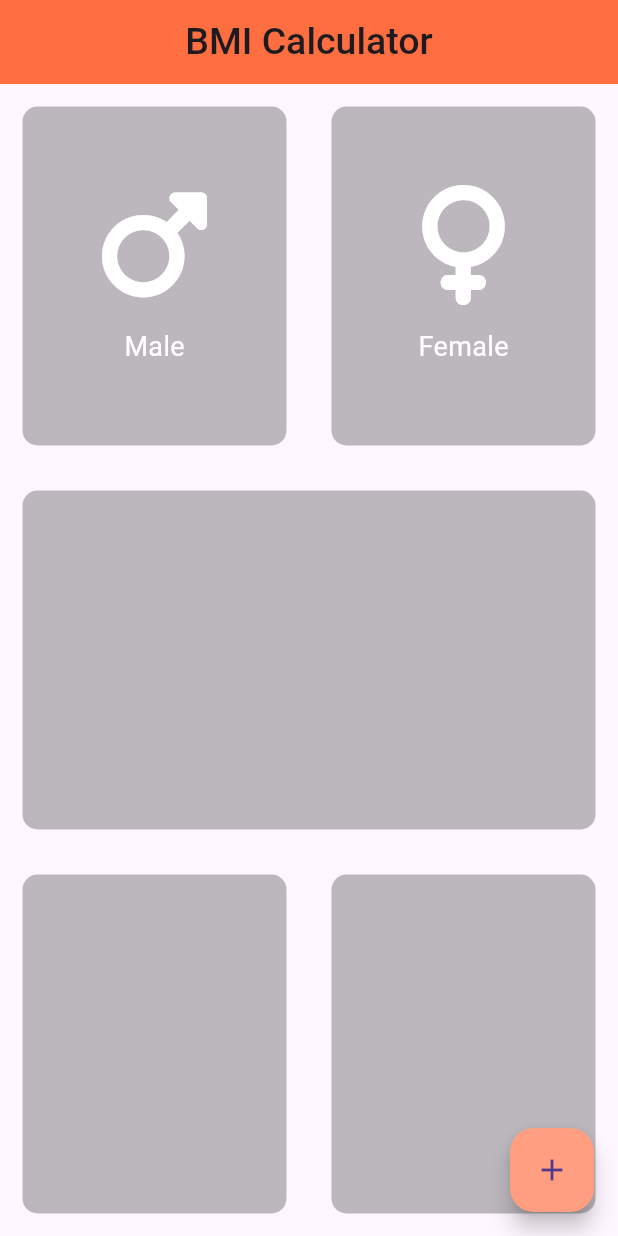
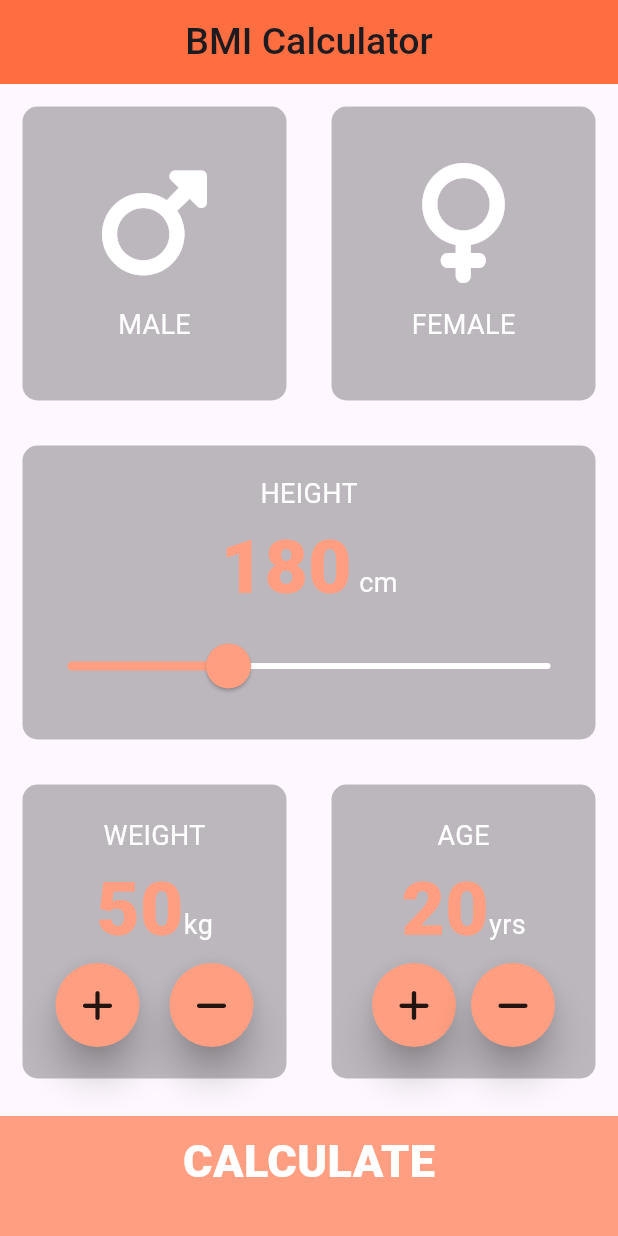
Before and after one commit to MineHope16/Flutter-Dev-BMI-Calculator, a Flutter app: the screen it shows after launch, on a phone screen of 412 x 824 dp. Run offline on Flutter 3.47's test engine with Material 3 defaults, Android fonts, the phone set to English and light mode, and no system bars; our stand-ins replace font_awesome_flutter.

Commit message:
completed funtionalities

```diff
--- /dev/null
+++ b/lib/calculator_brain.dart
@@ -0,0 +1,38 @@
+import 'dart:math';
+
+class CalculatorBrain {
+  late final int height;
+  late final int weight;
+  double _bmi = 0;
+
+  CalculatorBrain({required this.weight, required this.height});
+
+  String getBMI(){
+    _bmi = weight / pow(height/100, 2);
+    return _bmi.toStringAsFixed(1);
+  }
+
+  String getResult() {
+    if (_bmi >= 25){
+      return "OVERWEIGHT";
+    } else if (_bmi > 18.5) {
+      return "NORMAL";
+    } else {
+      return "UNDERWEIGHT";
+    }
+  }
+
+  String getSuggestion() {
+    if (_bmi >= 25){
+      return "You have a higher than a normal body weight. Try to exercise more.";
+    } else if (_bmi > 18.5) {
+      return "you have a normal body weight. Good Job!!!.";
+    } else {
+      return "You have a lower than a normal body weight. You can eat a bit more.";
+    }
+  }
+
+
+
+
+}
--- /dev/null
+++ b/lib/components/bottom_button.dart
@@ -0,0 +1,33 @@
+import 'package:flutter/material.dart';
+import 'constan.dart';
+class BottomButtonBar extends StatelessWidget {
+
+  final String title;
+  final VoidCallback onTap;
+
+  BottomButtonBar({required this.title, required this.onTap});
+
+  @override
+  Widget build(BuildContext context) {
+    return GestureDetector(
+      onTap: onTap,
+      child: Container(
+        color: kactiveCardColor,
+        margin: EdgeInsets.only(top: 10,),
+        padding: EdgeInsets.only(bottom: 20,),
+        width: double.infinity,
+        height: 80,
+        child: Center(
+          child: Text(
+            title,
+            style: TextStyle(
+              fontSize: 30,
+              fontWeight: FontWeight.w800,
+              color: Colors.white,
+            ),
+          ),
+        ),
+      ),
+    );
+  }
+}
--- /dev/null
+++ b/lib/components/constan.dart
@@ -0,0 +1,36 @@
+import 'package:flutter/material.dart';
+
+const Color kinactiveCardColor = Colors.black26;
+final Color kactiveCardColor = Colors.deepOrangeAccent.shade100;
+const TextStyle klableTextStyle = TextStyle(fontSize: 18, color: Colors.white);
+final TextStyle kHWStyle = TextStyle(
+  fontSize: 50,
+  fontWeight: FontWeight.w900,
+  color: kactiveCardColor,
+);
+const TextStyle kHeadResult = TextStyle(
+  fontSize: 50,
+  fontWeight: FontWeight.bold,
+);
+
+final TextStyle kresultStyle = TextStyle(
+  fontSize: 25,
+  fontWeight: FontWeight.bold,
+  color: Colors.green[800],
+);
+
+final TextStyle kresultDescStyle = TextStyle(
+  fontSize: 21,
+  fontWeight: FontWeight.bold,
+  color: kactiveCardColor,
+);
+
+final TextStyle kresultDescStyleN = TextStyle(
+    fontSize: 21,
+    fontWeight: FontWeight.bold,
+    color: Colors.black54
+);
+const TextStyle kBMIresult = TextStyle(
+  fontSize: 100,
+  fontWeight: FontWeight.bold,
+);
--- a/lib/icon_content.dart
+++ b/lib/components/icon_content.dart
@@ -1,4 +1,5 @@
 import 'package:flutter/material.dart';
+import 'constan.dart';
 
 class GenderCard extends StatelessWidget {
   late final IconData iconData;
@@ -20,7 +21,7 @@ class GenderCard extends StatelessWidget {
         SizedBox(height: 15),
         Text(
           label,
-          style: TextStyle(fontSize: 18, color: Colors.white),
+          style: klableTextStyle,
         ),
       ],
     );
--- a/lib/input_page.dart
+++ /dev/null
@@ -1,112 +0,0 @@
-import 'package:flutter/material.dart';
-import 'package:font_awesome_flutter/font_awesome_flutter.dart';
-import 'icon_content.dart';
-import 'reusable_card.dart';
-
-const Color inactiveCardColor = Colors.black26;
-final Color activeCardColor = Colors.deepOrangeAccent.shade100;
-
-enum Gender {
-  male,
-  female,
-}
-
-
-class InputPage extends StatefulWidget {
-  const InputPage({super.key});
-
-  @override
-  State<InputPage> createState() => _InputPageState();
-}
-
-class _InputPageState extends State<InputPage> {
-
-  Gender? selectedGender;
-
-  @override
-  Widget build(BuildContext context) {
-    return Scaffold(
-      appBar: AppBar(
-        title: Center(
-          child: Text(
-            "BMI Calculator",
-            style: TextStyle(fontSize: 25, fontWeight: FontWeight.w500),
-          ),
-        ),
-      ),
-
-      body: Column(
-        children: [
-          Expanded(
-            child: Row(
-              children: [
-                Expanded(
-                  child: GestureDetector(
-                    onTap: (){
-                      setState(() {
-                        selectedGender = Gender.male;
-                      });
-                    },
-                    onDoubleTap: (){
-                      setState(() {
-                        selectedGender = null;
-                      });
-                    },
-                    child: ReusableContainer(
-                      colour: selectedGender == Gender.male ? activeCardColor : inactiveCardColor,
-                      cardChild: GenderCard(
-                        iconData: FontAwesomeIcons.mars,
-                        label: "Male",
-                      ),
-                    ),
-                  ),
-                ),
-                Expanded(
-                  child: GestureDetector(
-                    onTap: (){
-                      setState(() {
-                        selectedGender = Gender.female;
-                      });
-                    },
-                    onDoubleTap: (){
-                      setState(() {
-                        selectedGender = null;
-                      });
-                    },
-                    child: ReusableContainer(
-                        colour: selectedGender == Gender.female ? activeCardColor : inactiveCardColor,
-                        cardChild: GenderCard(
-                        iconData: FontAwesomeIcons.venus,
-                        label: "Female",
-                      ),
-                    ),
-                  ),
-                ),
-              ],
-            ),
-          ),
-          Expanded(
-            child: ReusableContainer(colour: inactiveCardColor,),
-          ),
-          Expanded(
-            child: Row(
-              children: [
-                Expanded(
-                  child: ReusableContainer(colour: inactiveCardColor,),
-                ),
-                Expanded(
-                  child: ReusableContainer(colour: inactiveCardColor,),
-                ),
-              ],
-            ),
-          ),
-        ],
-      ),
-
-      floatingActionButton: FloatingActionButton(
-        onPressed: () {},
-        child: Icon(Icons.add),
-      ),
-    );
-  }
-}
--- a/lib/main.dart
+++ b/lib/main.dart
@@ -1,6 +1,7 @@
+import 'package:bmi_calculator/screens/results.dart';
 import 'package:flutter/material.dart';
 
-import 'input_page.dart';
+import 'screens/input_page.dart';
 
 void main() => runApp(BMICalculator());
 
@@ -10,13 +11,18 @@ class BMICalculator extends StatelessWidget {
   @override
   Widget build(BuildContext context) {
     return MaterialApp(
+      debugShowCheckedModeBanner: false,
       theme: ThemeData(
         primaryColor: Colors.deepOrangeAccent,
         appBarTheme: AppBarTheme(
           backgroundColor: Colors.deepOrangeAccent,
+
         ),
         floatingActionButtonTheme: FloatingActionButtonThemeData(
           backgroundColor: Colors.deepOrangeAccent[100],
+          shape: RoundedRectangleBorder(
+            borderRadius: BorderRadius.circular(100),
+          ),
         ),
       ),
       home: InputPage(),
--- /dev/null
+++ b/lib/screens/input_page.dart
@@ -0,0 +1,276 @@
+import 'package:bmi_calculator/screens/results.dart';
+import 'package:flutter/material.dart';
+import 'package:font_awesome_flutter/font_awesome_flutter.dart';
+import '../components/bottom_button.dart';
+import '../components/icon_content.dart';
+import '../components/reusable_card.dart';
+import '../components/constan.dart';
+import 'package:bmi_calculator/calculator_brain.dart';
+
+enum Gender { male, female }
+
+class InputPage extends StatefulWidget {
+  const InputPage({super.key});
+
+  @override
+  State<InputPage> createState() => _InputPageState();
+}
+
+class _InputPageState extends State<InputPage> {
+  Gender? selectedGender;
+  int height = 180;
+  int weight = 50;
+  int age = 20;
+
+  @override
+  Widget build(BuildContext context) {
+    return Scaffold(
+      appBar: AppBar(
+        title: Center(
+          child: Text(
+            "BMI Calculator",
+            style: TextStyle(fontSize: 25, fontWeight: FontWeight.w500),
+          ),
+        ),
+      ),
+
+      body: Column(
+        crossAxisAlignment: CrossAxisAlignment.stretch,
+        children: [
+          Expanded(
+            child: Row(
+              children: [
+                Expanded(
+                  child: GestureDetector(
+                    onTap: () {
+                      setState(() {
+                        selectedGender = Gender.male;
+                      });
+                    },
+                    onDoubleTap: () {
+                      setState(() {
+                        selectedGender = null;
+                      });
+                    },
+                    child: ReusableContainer(
+                      colour: selectedGender == Gender.male
+                          ? kactiveCardColor
+                          : kinactiveCardColor,
+                      cardChild: GenderCard(
+                        iconData: FontAwesomeIcons.mars,
+                        label: "MALE",
+                      ),
+                    ),
+                  ),
+                ),
+                Expanded(
+                  child: GestureDetector(
+                    onTap: () {
+                      setState(() {
+                        selectedGender = Gender.female;
+                      });
+                    },
+                    onDoubleTap: () {
+                      setState(() {
+                        selectedGender = null;
+                      });
+                    },
+                    child: ReusableContainer(
+                      colour: selectedGender == Gender.female
+                          ? kactiveCardColor
+                          : kinactiveCardColor,
+                      cardChild: GenderCard(
+                        iconData: FontAwesomeIcons.venus,
+                        label: "FEMALE",
+                      ),
+                    ),
+                  ),
+                ),
+              ],
+            ),
+          ),
+          Expanded(
+            child: ReusableContainer(
+              colour: kinactiveCardColor,
+              cardChild: Column(
+                mainAxisAlignment: MainAxisAlignment.center,
+                children: [
+                  Text("HEIGHT", style: klableTextStyle),
+
+                  Row(
+                    mainAxisAlignment: MainAxisAlignment.center,
+                    crossAxisAlignment: CrossAxisAlignment.baseline,
+                    textBaseline: TextBaseline.alphabetic,
+                    children: [
+                      Text(height.toString(), style: kHWStyle),
+                      Text(" cm", style: klableTextStyle),
+                    ],
+                  ),
+
+                  SliderTheme(
+                    data: SliderThemeData(
+                      thumbShape: RoundSliderThumbShape(enabledThumbRadius: 15),
+                      overlayShape: RoundSliderOverlayShape(overlayRadius: 30),
+                    ),
+                    child: Slider(
+                      value: height.toDouble(),
+                      min: 120.0,
+                      max: 300.0,
+                      activeColor: kactiveCardColor,
+                      inactiveColor: Colors.white,
+                      onChanged: (double newValue) {
+                        setState(() {
+                          height = newValue.round();
+                        });
+                      },
+                    ),
+                  ),
+                ],
+              ),
+            ),
+          ),
+          Expanded(
+            child: Row(
+              children: [
+                Expanded(
+                  child: ReusableContainer(
+                    colour: kinactiveCardColor,
+                    cardChild: Column(
+                      mainAxisAlignment: MainAxisAlignment.center,
+                      children: [
+                        Text("WEIGHT", style: klableTextStyle),
+                        Row(
+                          mainAxisAlignment: MainAxisAlignment.center,
+                          crossAxisAlignment: CrossAxisAlignment.baseline,
+                          textBaseline: TextBaseline.alphabetic,
+                          children: [
+                            Text(weight.toString(), style: kHWStyle),
+                            Text("kg", style: klableTextStyle),
+                          ],
+                        ),
+                        Row(
+                          mainAxisAlignment: MainAxisAlignment.center,
+                          children: [
+                            RoundIconButton(
+                              icon: FontAwesomeIcons.plus,
+                              onPressed: () {
+                                setState(() {
+                                  weight++;
+                                });
+                              },
+                            ),
+                            SizedBox(width: 20),
+                            RoundIconButton(
+                              icon: FontAwesomeIcons.minus,
+                              onPressed: () {
+                                setState(() {
+                                  weight--;
+                                });
+                              },
+                            ),
+                          ],
+                        ),
+                      ],
+                    ),
+                  ),
+                ),
+                Expanded(
+                  child: ReusableContainer(
+                    colour: kinactiveCardColor,
+                    cardChild: Column(
+                      mainAxisAlignment: MainAxisAlignment.center,
+                      children: [
+                        Text("AGE", style: klableTextStyle),
+                        Row(
+                          mainAxisAlignment: MainAxisAlignment.center,
+                          crossAxisAlignment: CrossAxisAlignment.baseline,
+                          textBaseline: TextBaseline.alphabetic,
+                          children: [
+                            Text(age.toString(), style: kHWStyle),
+                            Text('yrs', style: klableTextStyle),
+                          ],
+                        ),
+
+                        Row(
+                          mainAxisAlignment: MainAxisAlignment.center,
+                          children: [
+                            RoundIconButton(
+                              icon: FontAwesomeIcons.plus,
+                              onPressed: () {
+                                setState(() {
+                                  age++;
+                                });
+                              },
+                            ),
+
+                            SizedBox(width: 10),
+
+                            RoundIconButton(
+                              icon: FontAwesomeIcons.minus,
+                              onPressed: () {
+                                setState(() {
+                                  age--;
+                                });
+                              },
+                            ),
+                          ],
+                        ),
+                      ],
+                    ),
+                  ),
+                ),
+              ],
+            ),
+          ),
+          BottomButtonBar(
+            title: "CALCULATE",
+            onTap: () {
+              CalculatorBrain calc = CalculatorBrain(
+                weight: weight,
+                height: height,
+              );
+
+              Navigator.push(
+                context,
+                MaterialPageRoute(
+                  builder: (context) => ResultPage(
+                    bmiResult: calc.getBMI(),
+                    bmiSuggestion: calc.getSuggestion(),
+                    resultText: calc.getResult(),
+                    userGenderAge: "${selectedGender?.toString().split('.').last.toUpperCase()} : $age yrs",
+                  ),
+                ),
+              ).then((_) {
+                setState(() {
+                  weight = 50;
+                  height = 180;
+                  age = 20;
+                  selectedGender = null;
+                });
+              });
+            },
+          ),
+        ],
+      ),
+    );
+  }
+}
+
+class RoundIconButton extends StatelessWidget {
+  final IconData icon;
+  final VoidCallback onPressed;
+
+  RoundIconButton({required this.icon, required this.onPressed});
+
+  @override
+  Widget build(BuildContext context) {
+    return RawMaterialButton(
+      onPressed: onPressed,
+      elevation: 10,
+      constraints: BoxConstraints(minHeight: 56, minWidth: 56),
+      shape: CircleBorder(),
+      fillColor: kactiveCardColor,
+      child: Icon(icon),
+    );
+  }
+}
```
Also changed, not shown: lib/screens/results.dart (added, +77 -0 lines), lib/components/reusable_card.dart (renamed from lib/reusable_card.dart).
